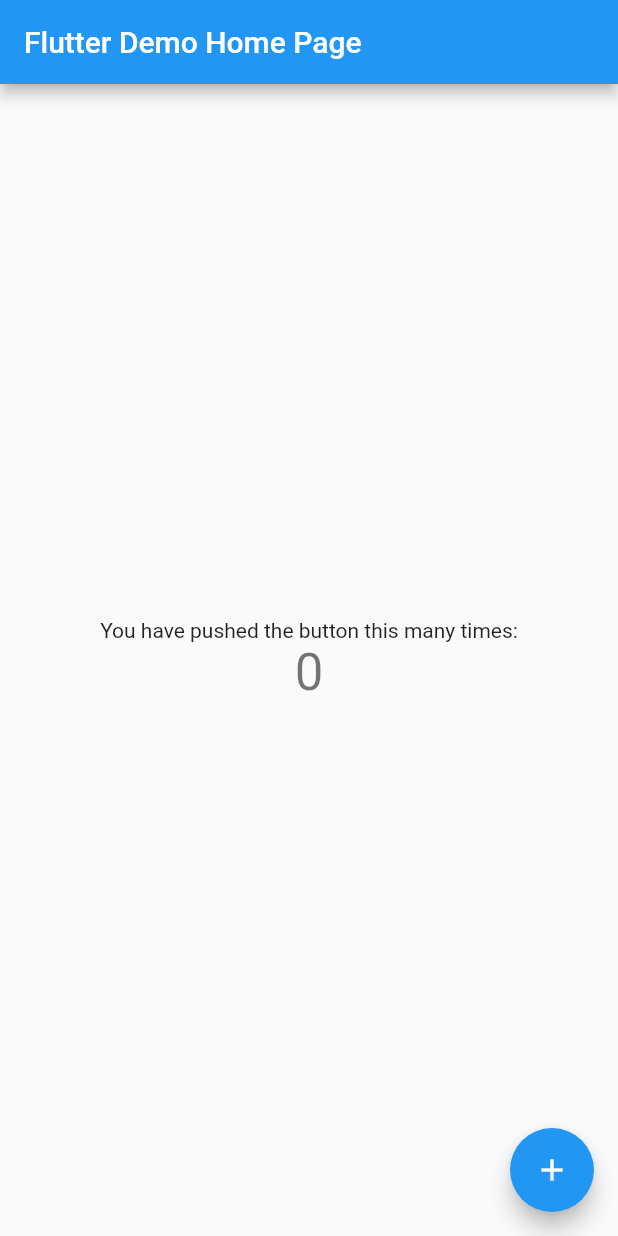
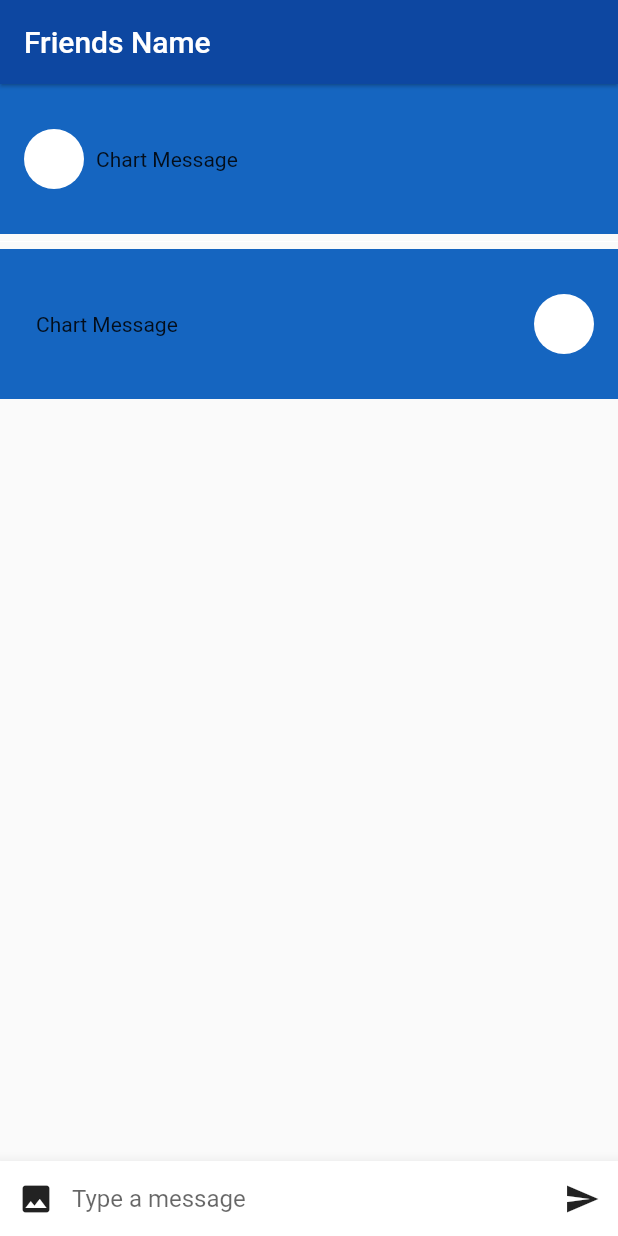
Before and after one commit to fab-ryan/messaging_app, a Flutter app: the screen it shows after launch, on a phone screen of 412 x 824 dp. Run offline on Flutter 3.47's test engine with Material 2 defaults, Android fonts, the phone set to English and light mode, and no system bars.

Commit message:
friend message

```diff
--- /dev/null
+++ b/lib/chart_message.dart
@@ -0,0 +1,52 @@
+import 'package:flutter/material.dart';
+
+class ChartMessage extends StatefulWidget {
+  @override
+  State<ChartMessage> createState() => _ChartMessageState();
+  final bool? isFriend;
+  final String? message;
+  final String? time;
+  final bool? isPrevious;
+  const ChartMessage({
+    Key? key,
+    @required this.isFriend,
+    this.message,
+    this.time,
+    this.isPrevious,
+  }) : super(key: key);
+}
+
+class _ChartMessageState extends State<ChartMessage> {
+  @override
+  Widget build(BuildContext context) {
+    return Container(
+      height: 100.0,
+      width: double.infinity,
+      padding: const EdgeInsets.symmetric(horizontal: 16, vertical: 8),
+      color: Colors.blue[800],
+      child: Row(
+        crossAxisAlignment: CrossAxisAlignment.center,
+        children: <Widget>[
+          widget.isFriend == false
+              ? const CircleAvatar(
+                  radius: 20,
+                  backgroundColor: Colors.white,
+                )
+              : Container(),
+          Expanded(
+            child: Padding(
+              padding: const EdgeInsets.all(8.0),
+              child: Text("Chart Message"),
+            ),
+          ),
+          widget.isFriend == true
+              ? const CircleAvatar(
+                  radius: 20,
+                  backgroundColor: Colors.white,
+                )
+              : Container(),
+        ],
+      ),
+    );
+  }
+}
--- /dev/null
+++ b/lib/chart_view.dart
@@ -0,0 +1,57 @@
+import 'package:flutter/material.dart';
+import 'package:messaging_app/chart_message.dart';
+
+class ChartView extends StatefulWidget {
+  const ChartView({super.key});
+
+  @override
+  State<ChartView> createState() => _ChartViewState();
+}
+
+class _ChartViewState extends State<ChartView> {
+  @override
+  Widget build(BuildContext context) {
+    return Scaffold(
+      appBar: AppBar(
+        title: const Text('Friends Name'),
+        elevation: 1.0,
+        backgroundColor: Colors.blue[900],
+      ),
+      body: ListView(children: const <Widget>[
+        ChartMessage(isFriend: false),
+        SizedBox(
+          height: 10,
+          child: Divider(
+            color: Colors.white,
+          ),
+        ),
+        ChartMessage(isFriend: true),
+      ]),
+      bottomNavigationBar: BottomAppBar(
+        child: Container(
+          height: 50,
+          child: Row(
+            children: <Widget>[
+              IconButton(
+                icon: const Icon(Icons.photo),
+                onPressed: () {},
+              ),
+              Expanded(
+                child: TextField(
+                  decoration: const InputDecoration(
+                    hintText: 'Type a message',
+                    border: InputBorder.none,
+                  ),
+                ),
+              ),
+              IconButton(
+                icon: const Icon(Icons.send),
+                onPressed: () {},
+              ),
+            ],
+          ),
+        ),
+      ),
+    );
+  }
+}
--- a/lib/main.dart
+++ b/lib/main.dart
@@ -1,115 +1,6 @@
 import 'package:flutter/material.dart';
+import 'package:messaging_app/scaffold.dart';
 
 void main() {
-  runApp(const MyApp());
+  runApp(const MyChartApp());
 }
-
-class MyApp extends StatelessWidget {
-  const MyApp({super.key});
-
-  // This widget is the root of your application.
-  @override
-  Widget build(BuildContext context) {
-    return MaterialApp(
-      title: 'Flutter Demo',
-      theme: ThemeData(
-        // This is the theme of your application.
-        //
-        // Try running your application with "flutter run". You'll see the
-        // application has a blue toolbar. Then, without quitting the app, try
-        // changing the primarySwatch below to Colors.green and then invoke
-        // "hot reload" (press "r" in the console where you ran "flutter run",
-        // or simply save your changes to "hot reload" in a Flutter IDE).
-        // Notice that the counter didn't reset back to zero; the application
-        // is not restarted.
-        primarySwatch: Colors.blue,
-      ),
-      home: const MyHomePage(title: 'Flutter Demo Home Page'),
-    );
-  }
-}
-
-class MyHomePage extends StatefulWidget {
-  const MyHomePage({super.key, required this.title});
-
-  // This widget is the home page of your application. It is stateful, meaning
-  // that it has a State object (defined below) that contains fields that affect
-  // how it looks.
-
-  // This class is the configuration for the state. It holds the values (in this
-  // case the title) provided by the parent (in this case the App widget) and
-  // used by the build method of the State. Fields in a Widget subclass are
-  // always marked "final".
-
-  final String title;
-
-  @override
-  State<MyHomePage> createState() => _MyHomePageState();
-}
-
-class _MyHomePageState extends State<MyHomePage> {
-  int _counter = 0;
-
-  void _incrementCounter() {
-    setState(() {
-      // This call to setState tells the Flutter framework that something has
-      // changed in this State, which causes it to rerun the build method below
-      // so that the display can reflect the updated values. If we changed
-      // _counter without calling setState(), then the build method would not be
-      // called again, and so nothing would appear to happen.
-      _counter++;
-    });
-  }
-
-  @override
-  Widget build(BuildContext context) {
-    // This method is rerun every time setState is called, for instance as done
-    // by the _incrementCounter method above.
-    //
-    // The Flutter framework has been optimized to make rerunning build methods
-    // fast, so that you can just rebuild anything that needs updating rather
-    // than having to individually change instances of widgets.
-    return Scaffold(
-      appBar: AppBar(
-        // Here we take the value from the MyHomePage object that was created by
-        // the App.build method, and use it to set our appbar title.
-        title: Text(widget.title),
-      ),
-      body: Center(
-        // Center is a layout widget. It takes a single child and positions it
-        // in the middle of the parent.
-        child: Column(
-          // Column is also a layout widget. It takes a list of children and
-          // arranges them vertically. By default, it sizes itself to fit its
-          // children horizontally, and tries to be as tall as its parent.
-          //
-          // Invoke "debug painting" (press "p" in the console, choose the
-          // "Toggle Debug Paint" action from the Flutter Inspector in Android
-          // Studio, or the "Toggle Debug Paint" command in Visual Studio Code)
-          // to see the wireframe for each widget.
-          //
-          // Column has various properties to control how it sizes itself and
-          // how it positions its children. Here we use mainAxisAlignment to
-          // center the children vertically; the main axis here is the vertical
-          // axis because Columns are vertical (the cross axis would be
-          // horizontal).
-          mainAxisAlignment: MainAxisAlignment.center,
-          children: <Widget>[
-            const Text(
-              'You have pushed the button this many times:',
-            ),
-            Text(
-              '$_counter',
-              style: Theme.of(context).textTheme.headline4,
-            ),
-          ],
-        ),
-      ),
-      floatingActionButton: FloatingActionButton(
-        onPressed: _incrementCounter,
-        tooltip: 'Increment',
-        child: const Icon(Icons.add),
-      ), // This trailing comma makes auto-formatting nicer for build methods.
-    );
-  }
-}
--- /dev/null
+++ b/lib/scaffold.dart
@@ -0,0 +1,77 @@
+import 'package:flutter/material.dart';
+
+import 'chart_header.dart';
+import 'chart_view.dart';
+
+class MyChartApp extends StatefulWidget {
+  const MyChartApp({super.key});
+
+  @override
+  State<MyChartApp> createState() => _MyChartAppState();
+}
+
+class _MyChartAppState extends State<MyChartApp> {
+  // ignore: prefer_final_fields
+  int _currentIndex = 0;
+  @override
+  Widget build(BuildContext context) {
+    return const MaterialApp(
+        // home: Scaffold(
+        //     appBar: AppBar(
+        //       title: const Text('My Chart App'),
+        //       elevation: 1.0,
+        //       actions: <Widget>[
+        //         IconButton(
+        //           icon: const Icon(Icons.help),
+        //           tooltip: 'Add new entry',
+        //           onPressed: () {
+        //             // Add your onPressed code here!
+        //           },
+        //         ),
+        //       ],
+        //       shape: const RoundedRectangleBorder(
+        //         borderRadius: BorderRadius.vertical(
+        //           bottom: Radius.circular(20),
+        //         ),
+        //       ),
+        //       backgroundColor: Colors.blue[900],
+        //     ),
+        //     bottomNavigationBar: BottomNavigationBar(
+        //         currentIndex: _currentIndex,
+        //         onTap: (int index) {
+        //           print('tapped $index');
+        //           setState(() {
+        //             _currentIndex = index;
+        //           });
+        //         },
+        //         items: const <BottomNavigationBarItem>[
+        //           BottomNavigationBarItem(
+        //             icon: Icon(Icons.home),
+        //             label: 'Home',
+        //           ),
+        //           BottomNavigationBarItem(
+        //             icon: Icon(Icons.message),
+        //             label: 'Chat',
+        //           ),
+        //           BottomNavigationBarItem(
+        //             icon: Icon(Icons.settings),
+        //             label: 'Settings',
+        //           ),
+        //         ]),
+        //     floatingActionButton: FloatingActionButton(
+        //       onPressed: () {
+        //         // Add your onPressed code here!
+        //       },
+        //       child: Icon(Icons.add),
+        //       backgroundColor: Colors.blue[900],
+        //       hoverColor: Colors.blue[800],
+        //       clipBehavior: Clip.hardEdge,
+        //     ),
+        //     body: ListView(children: const <Widget>[
+        //       Chartheader(),
+        //       Chartheader(),
+        //       Chartheader(),
+        //     ])));
+        home: ChartView());
+  }
+}
```
Also changed, not shown: lib/chart_header.dart (added, +61 -0 lines), 1 other file.
